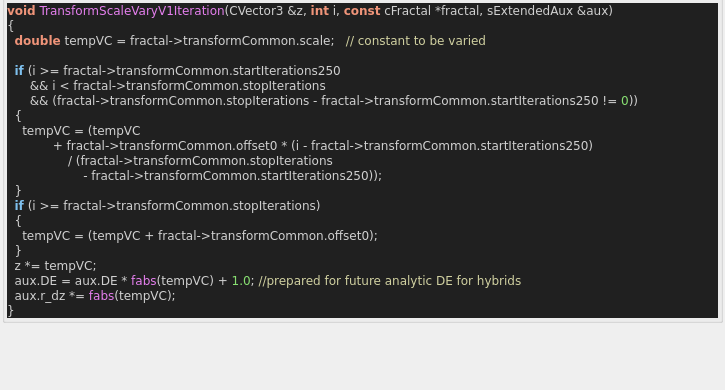
Before: the Qt Designer form mandelbulber2/qt_data/fractal_transf_scale_varyV1.ui in buddhi1980/mandelbulber2, drawn with Qt 5; both pictures show x 0 to 725 and y 184 to 574 of the 725 by 574 pixel window.
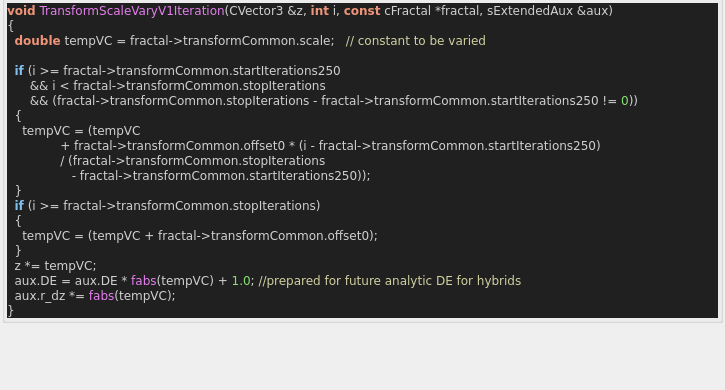
After: the same form once the commit is applied. Custom widgets are drawn as their Qt base class.

Commit message:
stripped code highlight output to body tag
 the surrounding part (HTML Tag and comment) contained version specific parts.
 Now only the body tag will be written to the ui file,
 so the complete output of populateUiInformation.php should be reproducable.

 Also readded broken symlinks in deploy/share/mandelbulber2

Diff of the .ui file:
```diff
--- a/mandelbulber2/qt_data/fractal_transf_scale_varyV1.ui
+++ b/mandelbulber2/qt_data/fractal_transf_scale_varyV1.ui
@@ -273,14 +273,8 @@
          <string>&lt;p&gt;scale variation v1. Scale varies based on iteration parameters.&lt;/p&gt;&lt;table&gt;
 &lt;/table&gt;
 &lt;h3&gt;Code&lt;/h3&gt;
-&lt;!DOCTYPE HTML PUBLIC &quot;-//W3C//DTD HTML 4.0 Transitional//EN&quot;&gt;
-&lt;html&gt;
-&lt;head&gt;
-&lt;meta http-equiv=&quot;content-type&quot; content=&quot;text/html; charset=ISO-8859-1&quot;&gt;
-&lt;title&gt;Source file&lt;/title&gt;
-&lt;/head&gt;
 &lt;body style=&quot;background-color:#202020&quot;&gt;
-&lt;pre style=&quot;color:#d0d0d0; background-color:#202020;  font-family:'Courier New';&quot;&gt;&lt;span style=&quot;color:#f09479; font-weight:bold&quot;&gt;void&lt;/span&gt; &lt;span style=&quot;color:#e47eed&quot;&gt;TransformScaleVaryV1Iteration&lt;/span&gt;&lt;span style=&quot;color:#d0d0d0&quot;&gt;(&lt;/span&gt;CVector3 &lt;span style=&quot;color:#d0d0d0&quot;&gt;&amp;amp;&lt;/span&gt;z&lt;span style=&quot;color:#d0d0d0&quot;&gt;,&lt;/span&gt; &lt;span style=&quot;color:#f09479; font-weight:bold&quot;&gt;int&lt;/span&gt; i&lt;span style=&quot;color:#d0d0d0&quot;&gt;,&lt;/span&gt; &lt;span style=&quot;color:#f09479; font-weight:bold&quot;&gt;const&lt;/span&gt; cFractal &lt;span style=&quot;color:#d0d0d0&quot;&gt;*&lt;/span&gt;fractal&lt;span style=&quot;color:#d0d0d0&quot;&gt;,&lt;/span&gt; sExtendedAux &lt;span style=&quot;color:#d0d0d0&quot;&gt;&amp;amp;&lt;/span&gt;aux&lt;span style=&quot;color:#d0d0d0&quot;&gt;)&lt;/span&gt;
+&lt;pre style=&quot;color:#d0d0d0; background-color:#202020;  font-family:'Courier New',monospace;&quot;&gt;&lt;span style=&quot;color:#f09479; font-weight:bold&quot;&gt;void&lt;/span&gt; &lt;span style=&quot;color:#e47eed&quot;&gt;TransformScaleVaryV1Iteration&lt;/span&gt;&lt;span style=&quot;color:#d0d0d0&quot;&gt;(&lt;/span&gt;CVector3 &lt;span style=&quot;color:#d0d0d0&quot;&gt;&amp;amp;&lt;/span&gt;z&lt;span style=&quot;color:#d0d0d0&quot;&gt;,&lt;/span&gt; &lt;span style=&quot;color:#f09479; font-weight:bold&quot;&gt;int&lt;/span&gt; i&lt;span style=&quot;color:#d0d0d0&quot;&gt;,&lt;/span&gt; &lt;span style=&quot;color:#f09479; font-weight:bold&quot;&gt;const&lt;/span&gt; cFractal &lt;span style=&quot;color:#d0d0d0&quot;&gt;*&lt;/span&gt;fractal&lt;span style=&quot;color:#d0d0d0&quot;&gt;,&lt;/span&gt; sExtendedAux &lt;span style=&quot;color:#d0d0d0&quot;&gt;&amp;amp;&lt;/span&gt;aux&lt;span style=&quot;color:#d0d0d0&quot;&gt;)&lt;/span&gt;
 &lt;span style=&quot;color:#d0d0d0&quot;&gt;{&lt;/span&gt;
   &lt;span style=&quot;color:#f09479; font-weight:bold&quot;&gt;double&lt;/span&gt; tempVC &lt;span style=&quot;color:#d0d0d0&quot;&gt;=&lt;/span&gt; fractal&lt;span style=&quot;color:#d0d0d0&quot;&gt;-&amp;gt;&lt;/span&gt;transformCommon&lt;span style=&quot;color:#d0d0d0&quot;&gt;.&lt;/span&gt;scale&lt;span style=&quot;color:#d0d0d0&quot;&gt;;&lt;/span&gt;   &lt;span style=&quot;color:#d0d0a0&quot;&gt;// constant to be varied&lt;/span&gt;
 
@@ -289,9 +283,9 @@
       &lt;span style=&quot;color:#d0d0d0&quot;&gt;&amp;amp;&amp;amp; (&lt;/span&gt;fractal&lt;span style=&quot;color:#d0d0d0&quot;&gt;-&amp;gt;&lt;/span&gt;transformCommon&lt;span style=&quot;color:#d0d0d0&quot;&gt;.&lt;/span&gt;stopIterations &lt;span style=&quot;color:#d0d0d0&quot;&gt;-&lt;/span&gt; fractal&lt;span style=&quot;color:#d0d0d0&quot;&gt;-&amp;gt;&lt;/span&gt;transformCommon&lt;span style=&quot;color:#d0d0d0&quot;&gt;.&lt;/span&gt;startIterations250 &lt;span style=&quot;color:#d0d0d0&quot;&gt;!=&lt;/span&gt; &lt;span style=&quot;color:#87df71&quot;&gt;0&lt;/span&gt;&lt;span style=&quot;color:#d0d0d0&quot;&gt;))&lt;/span&gt;
   &lt;span style=&quot;color:#d0d0d0&quot;&gt;{&lt;/span&gt;
     tempVC &lt;span style=&quot;color:#d0d0d0&quot;&gt;= (&lt;/span&gt;tempVC
-            &lt;span style=&quot;color:#d0d0d0&quot;&gt;+&lt;/span&gt; fractal&lt;span style=&quot;color:#d0d0d0&quot;&gt;-&amp;gt;&lt;/span&gt;transformCommon&lt;span style=&quot;color:#d0d0d0&quot;&gt;.&lt;/span&gt;offset0 &lt;span style=&quot;color:#d0d0d0&quot;&gt;* (&lt;/span&gt;i &lt;span style=&quot;color:#d0d0d0&quot;&gt;-&lt;/span&gt; fractal&lt;span style=&quot;color:#d0d0d0&quot;&gt;-&amp;gt;&lt;/span&gt;transformCommon&lt;span style=&quot;color:#d0d0d0&quot;&gt;.&lt;/span&gt;startIterations250&lt;span style=&quot;color:#d0d0d0&quot;&gt;)&lt;/span&gt;
-                &lt;span style=&quot;color:#d0d0d0&quot;&gt;/ (&lt;/span&gt;fractal&lt;span style=&quot;color:#d0d0d0&quot;&gt;-&amp;gt;&lt;/span&gt;transformCommon&lt;span style=&quot;color:#d0d0d0&quot;&gt;.&lt;/span&gt;stopIterations
-                    &lt;span style=&quot;color:#d0d0d0&quot;&gt;-&lt;/span&gt; fractal&lt;span style=&quot;color:#d0d0d0&quot;&gt;-&amp;gt;&lt;/span&gt;transformCommon&lt;span style=&quot;color:#d0d0d0&quot;&gt;.&lt;/span&gt;startIterations250&lt;span style=&quot;color:#d0d0d0&quot;&gt;));&lt;/span&gt;
+              &lt;span style=&quot;color:#d0d0d0&quot;&gt;+&lt;/span&gt; fractal&lt;span style=&quot;color:#d0d0d0&quot;&gt;-&amp;gt;&lt;/span&gt;transformCommon&lt;span style=&quot;color:#d0d0d0&quot;&gt;.&lt;/span&gt;offset0 &lt;span style=&quot;color:#d0d0d0&quot;&gt;* (&lt;/span&gt;i &lt;span style=&quot;color:#d0d0d0&quot;&gt;-&lt;/span&gt; fractal&lt;span style=&quot;color:#d0d0d0&quot;&gt;-&amp;gt;&lt;/span&gt;transformCommon&lt;span style=&quot;color:#d0d0d0&quot;&gt;.&lt;/span&gt;startIterations250&lt;span style=&quot;color:#d0d0d0&quot;&gt;)&lt;/span&gt;
+              &lt;span style=&quot;color:#d0d0d0&quot;&gt;/ (&lt;/span&gt;fractal&lt;span style=&quot;color:#d0d0d0&quot;&gt;-&amp;gt;&lt;/span&gt;transformCommon&lt;span style=&quot;color:#d0d0d0&quot;&gt;.&lt;/span&gt;stopIterations
+                 &lt;span style=&quot;color:#d0d0d0&quot;&gt;-&lt;/span&gt; fractal&lt;span style=&quot;color:#d0d0d0&quot;&gt;-&amp;gt;&lt;/span&gt;transformCommon&lt;span style=&quot;color:#d0d0d0&quot;&gt;.&lt;/span&gt;startIterations250&lt;span style=&quot;color:#d0d0d0&quot;&gt;));&lt;/span&gt;
   &lt;span style=&quot;color:#d0d0d0&quot;&gt;}&lt;/span&gt;
   &lt;span style=&quot;color:#7ec0ee; font-weight:bold&quot;&gt;if&lt;/span&gt; &lt;span style=&quot;color:#d0d0d0&quot;&gt;(&lt;/span&gt;i &lt;span style=&quot;color:#d0d0d0&quot;&gt;&amp;gt;=&lt;/span&gt; fractal&lt;span style=&quot;color:#d0d0d0&quot;&gt;-&amp;gt;&lt;/span&gt;transformCommon&lt;span style=&quot;color:#d0d0d0&quot;&gt;.&lt;/span&gt;stopIterations&lt;span style=&quot;color:#d0d0d0&quot;&gt;)&lt;/span&gt;
   &lt;span style=&quot;color:#d0d0d0&quot;&gt;{&lt;/span&gt;
@@ -302,10 +296,7 @@
   aux&lt;span style=&quot;color:#d0d0d0&quot;&gt;.&lt;/span&gt;r_dz &lt;span style=&quot;color:#d0d0d0&quot;&gt;*=&lt;/span&gt; &lt;span style=&quot;color:#e47eed&quot;&gt;fabs&lt;/span&gt;&lt;span style=&quot;color:#d0d0d0&quot;&gt;(&lt;/span&gt;tempVC&lt;span style=&quot;color:#d0d0d0&quot;&gt;);&lt;/span&gt;
 &lt;span style=&quot;color:#d0d0d0&quot;&gt;}&lt;/span&gt;
 &lt;/pre&gt;
-&lt;/body&gt;
-&lt;/html&gt;
-&lt;!--HTML generated by highlight 3.9, http://www.andre-simon.de/--&gt;
-</string>
+&lt;/body&gt;</string>
         </property>
         <property name="wordWrap">
          <bool>true</bool>
```
The commit also changes 109 other files.
